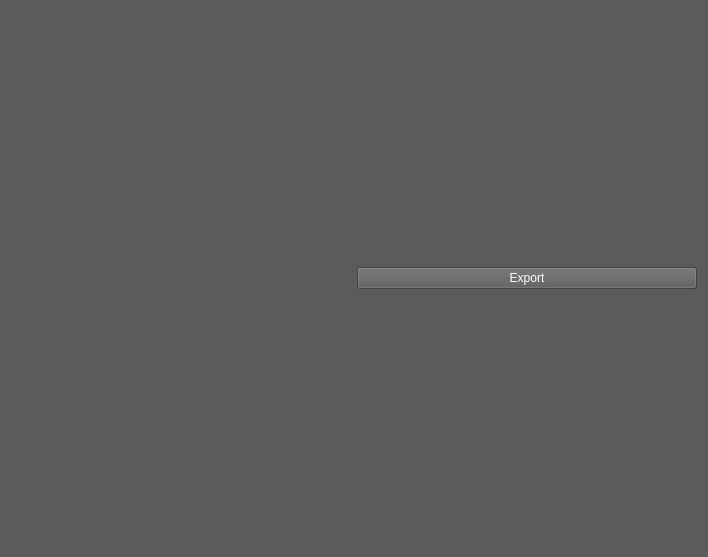
The window that trunk/src/edr/src/plugins/medusaExporter/ui/medusaExporter.ui (mk4me/hm-mde-one) describes before a commit, drawn with Qt 5.
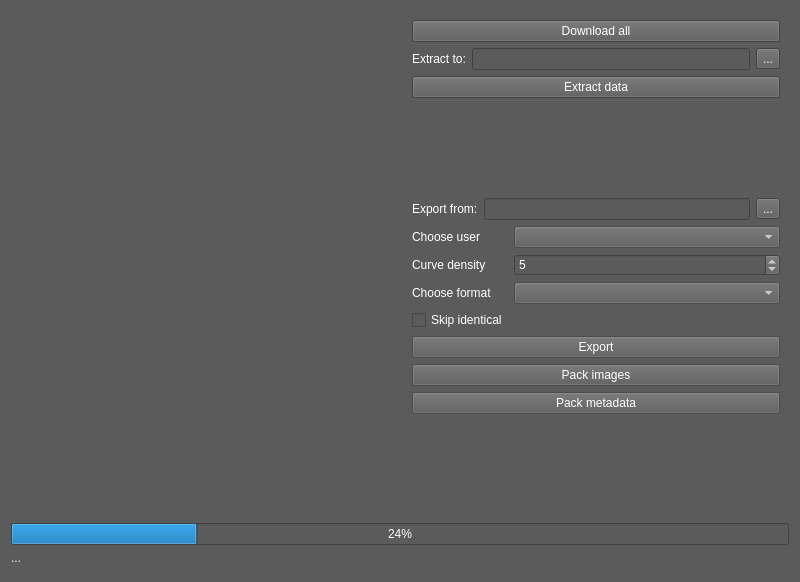
The same window after the commit. Icons and pictures are not drawn.

```diff
--- a/trunk/src/edr/src/plugins/medusaExporter/ui/medusaExporter.ui
+++ b/trunk/src/edr/src/plugins/medusaExporter/ui/medusaExporter.ui
@@ -6,36 +6,243 @@
    <rect>
     <x>0</x>
     <y>0</y>
-    <width>708</width>
-    <height>557</height>
+    <width>800</width>
+    <height>582</height>
    </rect>
   </property>
   <property name="windowTitle">
-   <string>Form</string>
+   <string>Medusa Exporter</string>
   </property>
   <property name="styleSheet">
    <string notr="true">background-color: rgb(91,91,91);
 color: white
 </string>
   </property>
-  <layout class="QHBoxLayout" name="horizontalLayout">
+  <layout class="QVBoxLayout" name="verticalLayout">
    <item>
-    <widget class="QLabel" name="logo">
-     <property name="text">
-      <string/>
+    <layout class="QHBoxLayout" name="horizontalLayout">
+     <item>
+      <widget class="QLabel" name="logo">
+       <property name="sizePolicy">
+        <sizepolicy hsizetype="Expanding" vsizetype="Preferred">
+         <horstretch>0</horstretch>
+         <verstretch>0</verstretch>
+        </sizepolicy>
+       </property>
+       <property name="text">
+        <string/>
+       </property>
+       <property name="pixmap">
+        <pixmap resource="medusaExporterRC.qrc">:/medusaExporter/images/medusa.png</pixmap>
+       </property>
+      </widget>
+     </item>
+     <item>
+      <widget class="QWidget" name="widget" native="true">
+       <layout class="QFormLayout" name="formLayout">
+        <item row="7" column="1">
+         <spacer name="verticalSpacer">
+          <property name="orientation">
+           <enum>Qt::Vertical</enum>
+          </property>
+          <property name="sizeHint" stdset="0">
+           <size>
+            <width>20</width>
+            <height>40</height>
+           </size>
+          </property>
+         </spacer>
+        </item>
+        <item row="13" column="1">
+         <widget class="QSpinBox" name="curveDensitySpinBox">
+          <property name="enabled">
+           <bool>false</bool>
+          </property>
+          <property name="value">
+           <number>5</number>
+          </property>
+         </widget>
+        </item>
+        <item row="15" column="1">
+         <widget class="QComboBox" name="chooseFormatComboBox">
+          <property name="enabled">
+           <bool>false</bool>
+          </property>
+         </widget>
+        </item>
+        <item row="11" column="1">
+         <widget class="QComboBox" name="chooseUserComboBox">
+          <property name="enabled">
+           <bool>false</bool>
+          </property>
+         </widget>
+        </item>
+        <item row="11" column="0">
+         <widget class="QLabel" name="label">
+          <property name="text">
+           <string>Choose user</string>
+          </property>
+         </widget>
+        </item>
+        <item row="13" column="0">
+         <widget class="QLabel" name="label_2">
+          <property name="text">
+           <string>Curve density</string>
+          </property>
+         </widget>
+        </item>
+        <item row="15" column="0">
+         <widget class="QLabel" name="label_6">
+          <property name="text">
+           <string>Choose format</string>
+          </property>
+         </widget>
+        </item>
+        <item row="16" column="0">
+         <widget class="QCheckBox" name="skipIdenticalComboBox">
+          <property name="enabled">
+           <bool>false</bool>
+          </property>
+          <property name="text">
+           <string>Skip identical</string>
+          </property>
+         </widget>
+        </item>
+        <item row="2" column="0" colspan="2">
+         <widget class="QPushButton" name="downloadButton">
+          <property name="text">
+           <string>Download all</string>
+          </property>
+         </widget>
+        </item>
+        <item row="4" column="0" colspan="2">
+         <widget class="QWidget" name="widget_2" native="true">
+          <layout class="QHBoxLayout" name="horizontalLayout_2">
+           <property name="margin">
+            <number>0</number>
+           </property>
+           <item>
+            <widget class="QLabel" name="label_3">
+             <property name="text">
+              <string>Extract to:</string>
+             </property>
+            </widget>
+           </item>
+           <item>
+            <widget class="QLineEdit" name="extractToLineEdit"/>
+           </item>
+           <item>
+            <widget class="QToolButton" name="extractToButton">
+             <property name="text">
+              <string>...</string>
+             </property>
+            </widget>
+           </item>
+          </layout>
+         </widget>
+        </item>
+        <item row="6" column="0" colspan="2">
+         <widget class="QPushButton" name="extractButton">
+          <property name="text">
+           <string>Extract data</string>
+          </property>
+         </widget>
+        </item>
+        <item row="8" column="0" colspan="2">
+         <widget class="QWidget" name="widget_3" native="true">
+          <layout class="QHBoxLayout" name="horizontalLayout_3">
+           <property name="margin">
+            <number>0</number>
+           </property>
+           <item>
+            <widget class="QLabel" name="label_4">
+             <property name="text">
+              <string>Export from:</string>
+             </property>
+            </widget>
+           </item>
+           <item>
+            <widget class="QLineEdit" name="exportFromLineEdit">
+             <property name="readOnly">
+              <bool>true</bool>
+             </property>
+            </widget>
+           </item>
+           <item>
+            <widget class="QToolButton" name="exportFromButton">
+             <property name="text">
+              <string>...</string>
+             </property>
+            </widget>
+           </item>
+          </layout>
+         </widget>
+        </item>
+        <item row="17" column="0" colspan="2">
+         <widget class="QPushButton" name="exportButton">
+          <property name="enabled">
+           <bool>false</bool>
+          </property>
+          <property name="text">
+           <string>Export</string>
+          </property>
+         </widget>
+        </item>
+        <item row="18" column="0" colspan="2">
+         <widget class="QPushButton" name="packImagesButton">
+          <property name="enabled">
+           <bool>false</bool>
+          </property>
+          <property name="text">
+           <string>Pack images</string>
+          </property>
+         </widget>
+        </item>
+        <item row="19" column="0" colspan="2">
+         <widget class="QPushButton" name="packMetadataButton">
+          <property name="enabled">
+           <bool>false</bool>
+          </property>
+          <property name="text">
+           <string>Pack metadata</string>
+          </property>
+         </widget>
+        </item>
+        <item row="20" column="0">
+         <spacer name="verticalSpacer_2">
+          <property name="orientation">
+           <enum>Qt::Vertical</enum>
+          </property>
+          <property name="sizeHint" stdset="0">
+           <size>
+            <width>20</width>
+            <height>40</height>
+           </size>
+          </property>
+         </spacer>
+        </item>
+       </layout>
+      </widget>
+     </item>
+    </layout>
+   </item>
+   <item>
+    <widget class="QProgressBar" name="progressBar">
+     <property name="value">
+      <number>24</number>
      </property>
-     <property name="pixmap">
-      <pixmap resource="medusaExporterRC.qrc">:/medusaExporter/images/medusa.png</pixmap>
-     </property>
     </widget>
    </item>
    <item>
-    <widget class="QPushButton" name="exportButton">
+    <widget class="QLabel" name="progressBarLabel">
      <property name="text">
-      <string>Export</string>
+      <string>...</string>
      </property>
     </widget>
    </item>
+   <item>
+    <widget class="QWidget" name="widget_4" native="true"/>
+   </item>
   </layout>
  </widget>
  <resources>
```
Left out of the diff: 1 changed line with no effect on the pictures.
